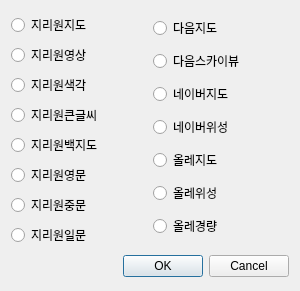
The window that NGIIDataOverlayQualityCheck/map_select.ui (kr-ngii/-NgiiDataOverlay) describes before a commit, drawn with Qt 5.
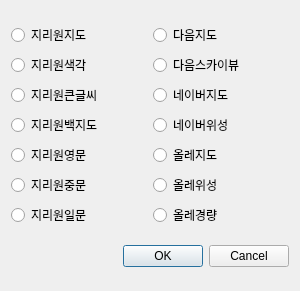
The same window after the commit.

Commit message: 인터넷지도 코드 정리

```diff
--- a/NGIIDataOverlayQualityCheck/map_select.ui
+++ b/NGIIDataOverlayQualityCheck/map_select.ui
@@ -16,6 +16,20 @@
   <layout class="QGridLayout" name="gridLayout_3">
    <item row="0" column="0">
     <layout class="QGridLayout" name="gridLayout">
+     <item row="1" column="0">
+      <widget class="QRadioButton" name="rdoNgiiContrast">
+       <property name="text">
+        <string>지리원색각</string>
+       </property>
+      </widget>
+     </item>
+     <item row="6" column="0">
+      <widget class="QRadioButton" name="rdoNgiiJpn">
+       <property name="text">
+        <string>지리원일문</string>
+       </property>
+      </widget>
+     </item>
      <item row="0" column="0">
       <widget class="QRadioButton" name="rdoNgiiMap">
        <property name="text">
@@ -23,55 +37,34 @@
        </property>
       </widget>
      </item>
-     <item row="1" column="0">
-      <widget class="QRadioButton" name="rdoNgiiPhoto">
+     <item row="5" column="0">
+      <widget class="QRadioButton" name="rdoNgiiChn">
        <property name="text">
-        <string>지리원영상</string>
+        <string>지리원중문</string>
        </property>
       </widget>
      </item>
      <item row="2" column="0">
-      <widget class="QRadioButton" name="rdoNgiiContrast">
-       <property name="text">
-        <string>지리원색각</string>
-       </property>
-      </widget>
-     </item>
-     <item row="3" column="0">
       <widget class="QRadioButton" name="rdoNgiiBigFont">
        <property name="text">
         <string>지리원큰글씨</string>
        </property>
       </widget>
      </item>
-     <item row="4" column="0">
+     <item row="3" column="0">
       <widget class="QRadioButton" name="rdoNgiiWhite">
        <property name="text">
         <string>지리원백지도</string>
        </property>
       </widget>
      </item>
-     <item row="5" column="0">
+     <item row="4" column="0">
       <widget class="QRadioButton" name="rdoNgiiEng">
        <property name="text">
         <string>지리원영문</string>
        </property>
       </widget>
      </item>
-     <item row="6" column="0">
-      <widget class="QRadioButton" name="rdoNgiiChn">
-       <property name="text">
-        <string>지리원중문</string>
-       </property>
-      </widget>
-     </item>
-     <item row="7" column="0">
-      <widget class="QRadioButton" name="rdoNgiiJpn">
-       <property name="text">
-        <string>지리원일문</string>
-       </property>
-      </widget>
-     </item>
     </layout>
    </item>
    <item row="0" column="1">
```
The commit also changes 2 other files.
